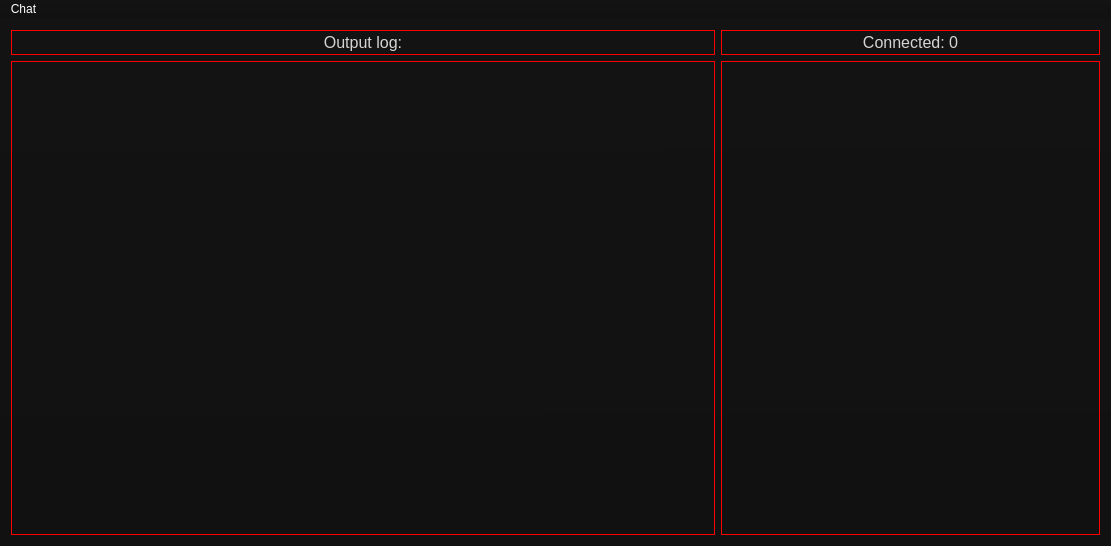
Old version of the form src/View/MainWindow/mainwindow.ui in the repository Flone-dnb/SilentServer.
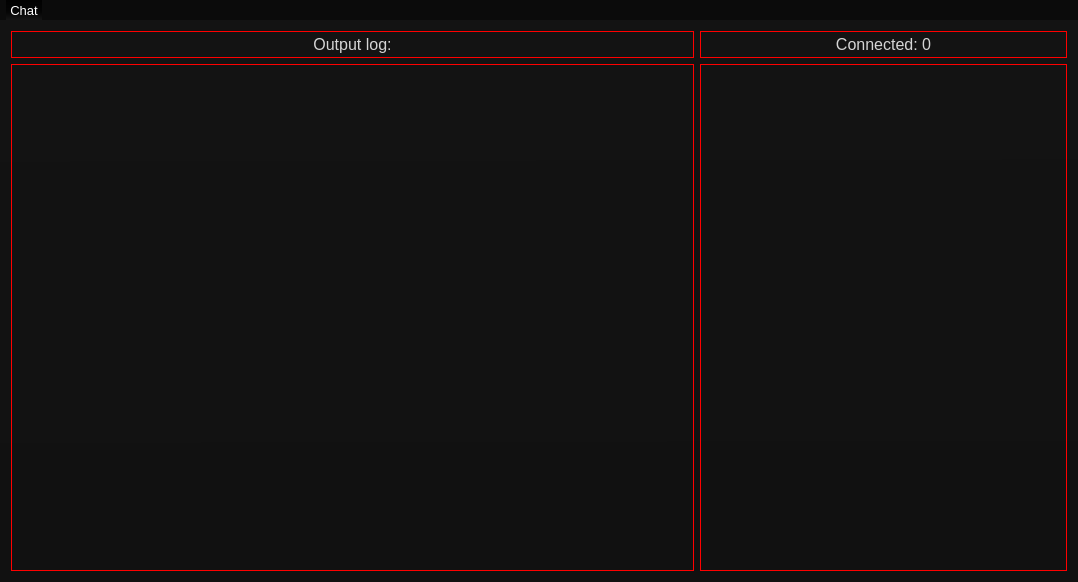
New version of the form.

Commit message: Menu style updated.

Patch:
```diff
--- a/src/View/MainWindow/mainwindow.ui
+++ b/src/View/MainWindow/mainwindow.ui
@@ -6,8 +6,8 @@
    <rect>
     <x>0</x>
     <y>0</y>
-    <width>1111</width>
-    <height>546</height>
+    <width>1078</width>
+    <height>582</height>
    </rect>
   </property>
   <property name="windowTitle">
@@ -154,21 +154,38 @@
     <rect>
      <x>0</x>
      <y>0</y>
-     <width>1111</width>
-     <height>30</height>
+     <width>1078</width>
+     <height>33</height>
     </rect>
    </property>
+   <property name="font">
+    <font>
+     <pointsize>10</pointsize>
+    </font>
+   </property>
    <property name="styleSheet">
     <string notr="true">QMenuBar
 {
-	color: rgb(255, 255, 255);
+	background-color: rgb(11, 11, 11);
+	color: white;
 }
+
+QMenuBar::item
+{
+	background-color: qlineargradient(spread:pad, x1:0.5, y1:0, x2:0.5, y2:1, stop:0 rgba(1, 1, 1, 255), stop:0.605809 rgba(5, 5, 5, 255), stop:1 rgba(21, 21, 21, 255));
+}
+
 QMenuBar::item::selected
 {
-	background-color: rgb(50, 50, 50);
+	background-color: qlineargradient(spread:pad, x1:0.5, y1:0, x2:0.5, y2:1, stop:0 rgba(156, 11, 11, 255), stop:1 rgba(168, 0, 0, 255));
 }</string>
    </property>
    <widget class="QMenu" name="menu">
+    <property name="font">
+     <font>
+      <pointsize>10</pointsize>
+     </font>
+    </property>
     <property name="styleSheet">
      <string notr="true">QMenu::item
 {
```
Left out of the diff: 19 changed lines with no effect on the pictures. The commit also changes 1 other file.
